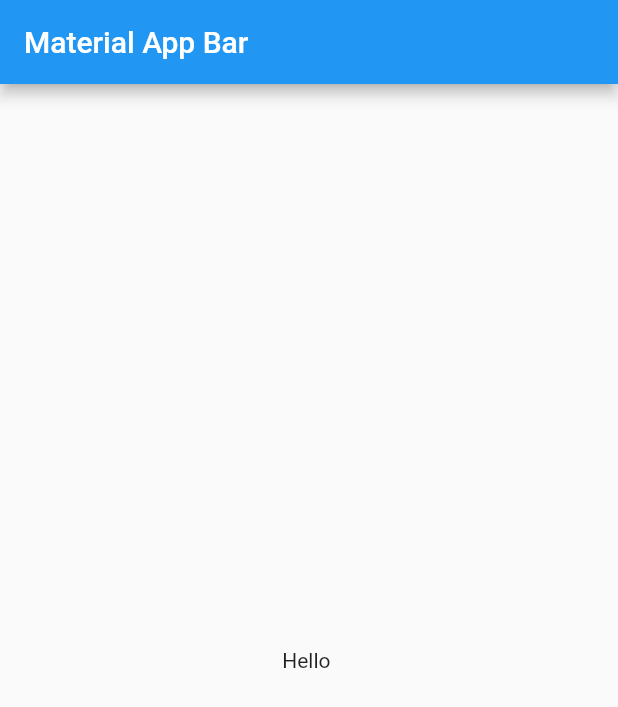
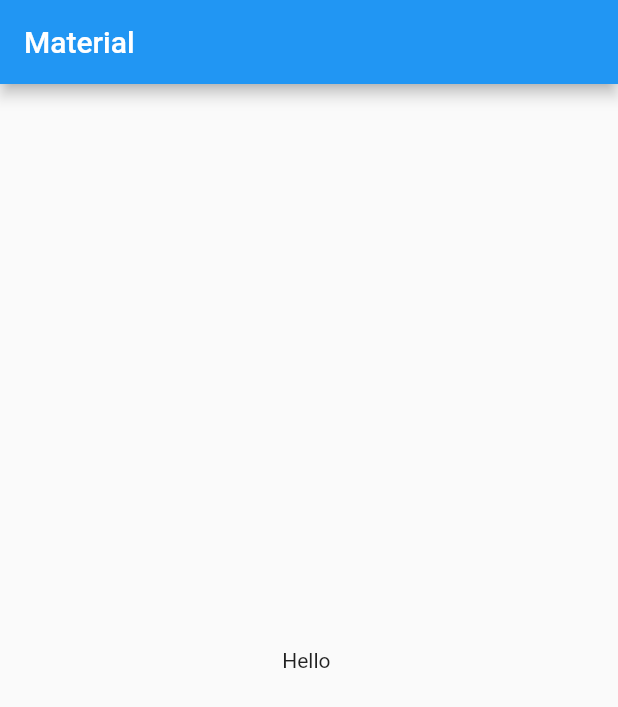
Before and after one commit to chornthorn/flutter-sample-env, a Flutter app: the screen it shows after launch, on a phone screen of 412 x 824 dp. Shown: the top 707 px of the screen. Run offline on Flutter 3.47's test engine with Material 2 defaults, Android fonts, the phone set to English and light mode, and no system bars; our stand-ins replace flutter_dotenv; missing offline and left inert: flutter_flavor.

Commit message:
completed dev

```diff
--- a/lib/src/index.dart
+++ b/lib/src/index.dart
@@ -10,7 +10,7 @@ class AppIndex extends StatelessWidget {
         title: 'Material App',
         home: Scaffold(
           appBar: AppBar(
-            title: Text('Material App Bar'),
+            title: Text('Material'),
           ),
           body: Center(
             child: Container(
```
